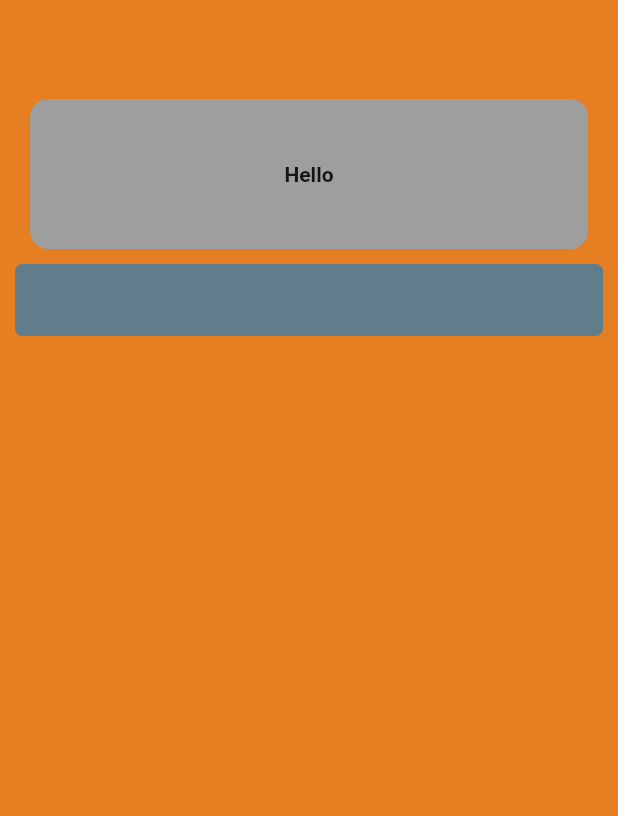
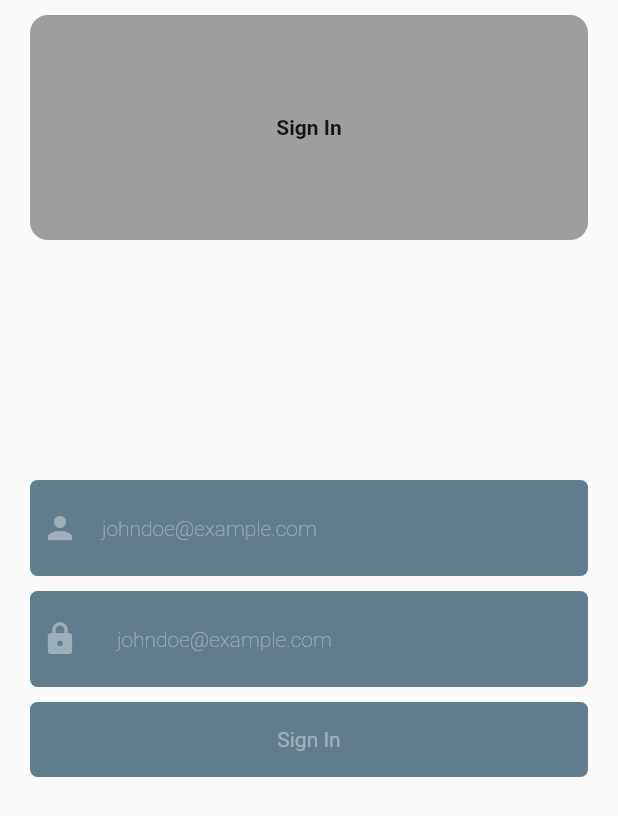
Before and after one commit to padulapankaja/auth-app-fl, a Flutter app: the screen it shows after launch, on a phone screen of 412 x 824 dp. Shown: the top 816 px of the screen. Run offline on Flutter 3.47's test engine with Material 2 defaults, Android fonts, the phone set to English and light mode, and no system bars.

```diff
--- a/lib/main.dart
+++ b/lib/main.dart
@@ -7,28 +7,37 @@ class MyApp extends StatelessWidget {
   @override
   Widget build(BuildContext context) {
     return MaterialApp(
+        debugShowCheckedModeBanner: false,
         title: "Hello Welcome",
         home: SafeArea(
             child: Scaffold(
-          appBar: AppBar(
-            backgroundColor: Color.fromRGBO(230, 126, 34, 1.0),
-            elevation: 0.0,
+//          appBar: AppBar(
+//            backgroundColor: Color.fromRGBO(230, 126, 34, 1.0),
+//            elevation: 0.0,
+
+//          ),
+          body: Container(
+              decoration: BoxDecoration(
+//                  color: Color.fromRGBO(230, 126, 34, 1.0),
+//                image: new DecorationImage(image: new AssetImage("assets/images/images.jpg"),fit: BoxFit.cover)
                   ),
-          body: Container(
-              color: Color.fromRGBO(230, 126, 34, 1.0),
               child: Column(
                 children: <Widget>[
                   Center(
                     child: Container(
-                      height: 100,
+                      height: 150,
+
 //                        width: 200,
-                      margin: EdgeInsets.only(left: 20, right: 20, top: 10),
+                      margin: EdgeInsets.only(left: 20, right: 20, top: 10, bottom: 150),
                       decoration: BoxDecoration(
+//                        image: DecorationImage(
+////                          image: Image.ne
+//                        ),
                           color: Colors.grey,
                           borderRadius: BorderRadius.circular(12)),
                       child: Center(
                         child: Text(
-                          "Hello",
+                          "Sign In",
                           style: TextStyle(
                             fontSize: 14,
                             fontWeight: FontWeight.w600,
@@ -37,14 +46,70 @@ class MyApp extends StatelessWidget {
                       ),
                     ),
                   ),
+
+                  Column(
+                    children: <Widget>[
                       Container(
-                    margin: EdgeInsets.only(left: 10, right: 10, top: 10),
+                        margin: EdgeInsets.only(left: 20, right: 20, top: 10),
+                        alignment: Alignment.center,
                         decoration: BoxDecoration(
                             color: Colors.blueGrey,
                             borderRadius: BorderRadius.circular(5)),
+                        child: Padding(
+                          padding: const EdgeInsets.all(8.0),
                           child: TextField(
-                      decoration: InputDecoration(border: InputBorder.none),
+                            decoration: InputDecoration(
+                                icon: Icon(Icons.person, color: Colors.white38),
+                                border: InputBorder.none,
+                                hintText: "johndoe@example.com",
+                                contentPadding: EdgeInsets.only(left: 0),
+                                hintStyle: TextStyle(
+                                    color: Colors.white38,
+                                    fontWeight: FontWeight.w200,
+                                    fontSize: 14)),
                           ),
+                        ),
+                      ),
+                      Container(
+                        margin: EdgeInsets.only(left: 20, right: 20, top: 10),
+                        alignment: Alignment.center,
+                        decoration: BoxDecoration(
+                            color: Colors.blueGrey,
+                            borderRadius: BorderRadius.circular(5)),
+                        child: Padding(
+                          padding: const EdgeInsets.all(8.0),
+                          child: TextField(
+                            decoration: InputDecoration(
+                                icon: Icon(Icons.lock, color: Colors.white38),
+                                border: InputBorder.none,
+                                hintText: "johndoe@example.com",
+                                contentPadding: EdgeInsets.only(left: 10),
+                                hintStyle: TextStyle(
+                                    color: Colors.white38,
+                                    fontWeight: FontWeight.w200,
+                                    fontSize: 14)),
+                          ),
+                        ),
+                      ),
+                      Container(
+                        height: 50,
+                        margin: EdgeInsets.only(left: 20, right: 20, top: 10),
+                        alignment: Alignment.center,
+                        decoration: BoxDecoration(
+                            color: Colors.blueGrey,
+                            borderRadius: BorderRadius.circular(5)),
+                        child: Padding(
+                          padding: const EdgeInsets.all(8.0),
+                          child: Padding(
+                            padding: const EdgeInsets.only(left: 0),
+                            child: Text(
+                              "Sign In",
+                              style: TextStyle(color: Colors.white38),
+                            ),
+                          ),
+                        ),
+                      ),
+                    ],
                   )
                 ],
               )),
--- a/pubspec.yaml
+++ b/pubspec.yaml
@@ -39,7 +39,8 @@ flutter:
   # included with your application, so that you can use the icons in
   # the material Icons class.
   uses-material-design: true
-
+  assets:
+    - assets/images/images.jpg
   # To add assets to your application, add an assets section, like this:
   # assets:
   #  - images/a_dot_burr.jpeg
```
Also changed, not shown: assets/images/images.jpg (added). Lines whose indentation alone changed are shown as unchanged.
